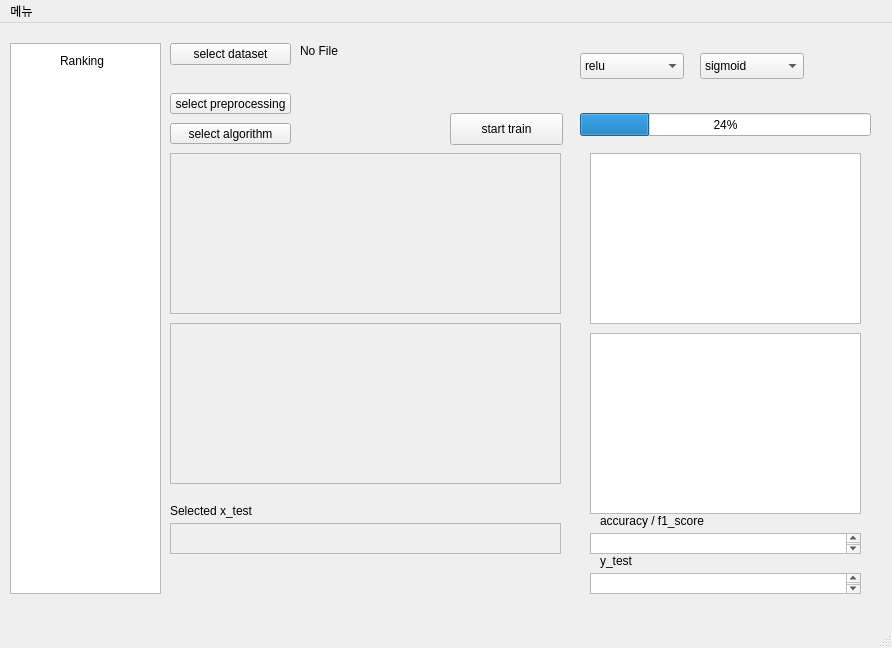
Mirr2/nids, file beta/beta_ui.ui: the form before one commit.
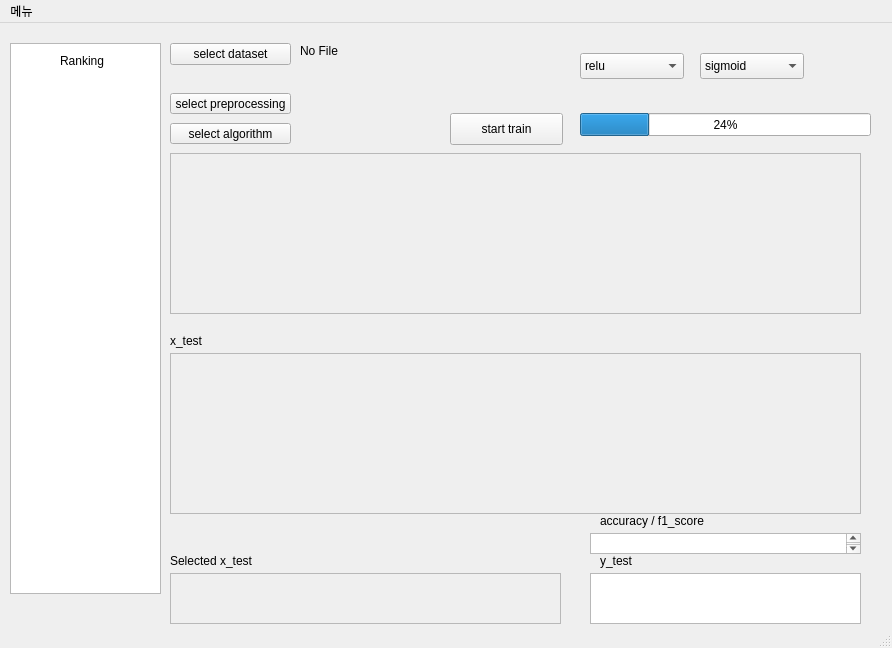
The form after the commit.

The edit to the form file:
```diff
--- a/beta/beta_ui.ui
+++ b/beta/beta_ui.ui
@@ -107,7 +107,7 @@
      <rect>
       <x>170</x>
       <y>130</y>
-      <width>391</width>
+      <width>691</width>
       <height>161</height>
      </rect>
     </property>
@@ -119,7 +119,7 @@
       <rect>
        <x>0</x>
        <y>0</y>
-       <width>389</width>
+       <width>689</width>
        <height>159</height>
       </rect>
      </property>
@@ -129,8 +129,8 @@
     <property name="geometry">
      <rect>
       <x>170</x>
-      <y>300</y>
-      <width>391</width>
+      <y>330</y>
+      <width>691</width>
       <height>161</height>
      </rect>
     </property>
@@ -142,7 +142,7 @@
       <rect>
        <x>0</x>
        <y>0</y>
-       <width>389</width>
+       <width>689</width>
        <height>159</height>
       </rect>
      </property>
@@ -152,9 +152,9 @@
     <property name="geometry">
      <rect>
       <x>170</x>
-      <y>500</y>
+      <y>550</y>
       <width>391</width>
-      <height>31</height>
+      <height>51</height>
      </rect>
     </property>
     <property name="widgetResizable">
@@ -166,7 +166,7 @@
        <x>0</x>
        <y>0</y>
        <width>389</width>
-       <height>29</height>
+       <height>49</height>
       </rect>
      </property>
     </widget>
@@ -175,7 +175,7 @@
     <property name="geometry">
      <rect>
       <x>170</x>
-      <y>480</y>
+      <y>530</y>
       <width>101</width>
       <height>16</height>
      </rect>
@@ -197,26 +197,6 @@
      <number>24</number>
     </property>
    </widget>
-   <widget class="QGraphicsView" name="loss_accuracy_graph">
-    <property name="geometry">
-     <rect>
-      <x>590</x>
-      <y>130</y>
-      <width>271</width>
-      <height>171</height>
-     </rect>
-    </property>
-   </widget>
-   <widget class="QGraphicsView" name="confusion_metrix">
-    <property name="geometry">
-     <rect>
-      <x>590</x>
-      <y>310</y>
-      <width>271</width>
-      <height>181</height>
-     </rect>
-    </property>
-   </widget>
    <widget class="QTextBrowser" name="accuracy_f1score">
     <property name="geometry">
      <rect>
@@ -259,7 +239,7 @@
       <x>590</x>
       <y>550</y>
       <width>271</width>
-      <height>21</height>
+      <height>51</height>
      </rect>
     </property>
    </widget>
@@ -321,6 +301,32 @@
      </property>
     </item>
    </widget>
+   <widget class="QLabel" name="label_3">
+    <property name="geometry">
+     <rect>
+      <x>170</x>
+      <y>310</y>
+      <width>101</width>
+      <height>16</height>
+     </rect>
+    </property>
+    <property name="text">
+     <string>x_test</string>
+    </property>
+   </widget>
+   <widget class="QLabel" name="selected_preprocessing_label">
+    <property name="geometry">
+     <rect>
+      <x>300</x>
+      <y>70</y>
+      <width>171</width>
+      <height>16</height>
+     </rect>
+    </property>
+    <property name="text">
+     <string/>
+    </property>
+   </widget>
   </widget>
   <widget class="QStatusBar" name="statusbar"/>
   <widget class="QMenuBar" name="menuBar">
```
Left out of the diff: 2 changed lines with no effect on the pictures.
